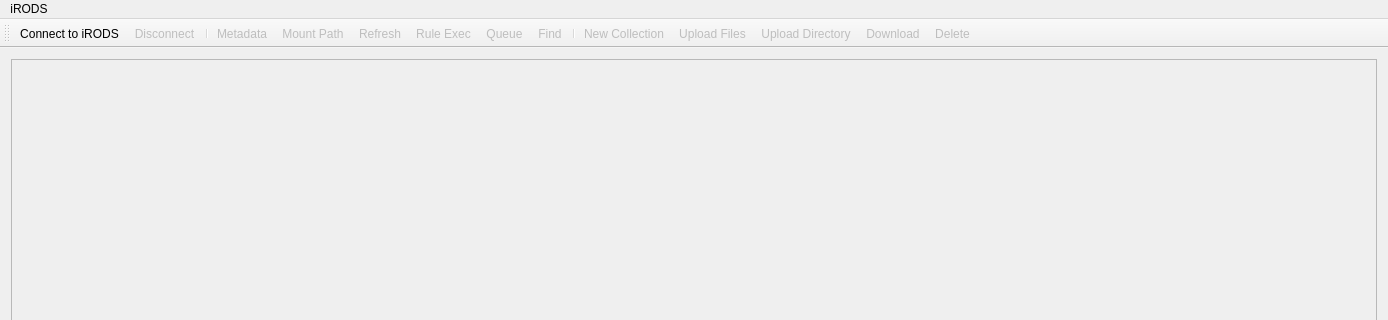
Qt form src/rodsmainwindow.ui (ilarik/kanki-irodsclient) before a commit; both pictures show x 0 to 1388 and y 0 to 320 of the 1388 by 768 pixel window.
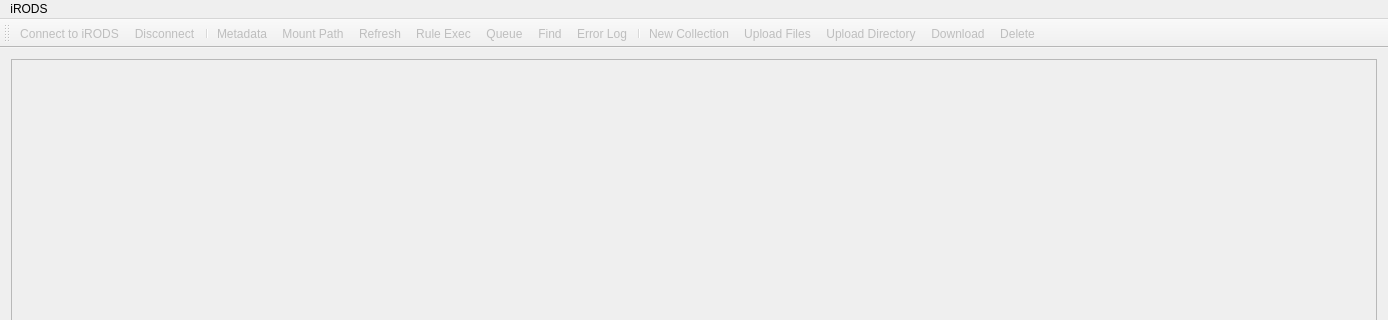
The same form after that commit. Icons and pictures are not drawn.

Commit message: view error log action

The edit to the form file:
```diff
--- a/src/rodsmainwindow.ui
+++ b/src/rodsmainwindow.ui
@@ -297,7 +297,7 @@
   </widget>
   <widget class="QToolBar" name="mainToolBar">
    <property name="enabled">
-    <bool>true</bool>
+    <bool>false</bool>
    </property>
    <property name="acceptDrops">
     <bool>false</bool>
@@ -320,6 +320,7 @@
    <addaction name="actionRuleExec"/>
    <addaction name="actionQueueStat"/>
    <addaction name="actionFind"/>
+   <addaction name="actionError_Log"/>
    <addaction name="separator"/>
    <addaction name="actionNewColl"/>
    <addaction name="actionUpload"/>
@@ -559,6 +560,15 @@
     <string>Upload Directory</string>
    </property>
   </action>
+  <action name="actionError_Log">
+   <property name="icon">
+    <iconset resource="icons.qrc">
+     <normaloff>:/tango/icons/dialog-warning.svg</normaloff>:/tango/icons/dialog-warning.svg</iconset>
+   </property>
+   <property name="text">
+    <string>Error Log</string>
+   </property>
+  </action>
  </widget>
  <layoutdefault spacing="6" margin="11"/>
  <resources>
```
